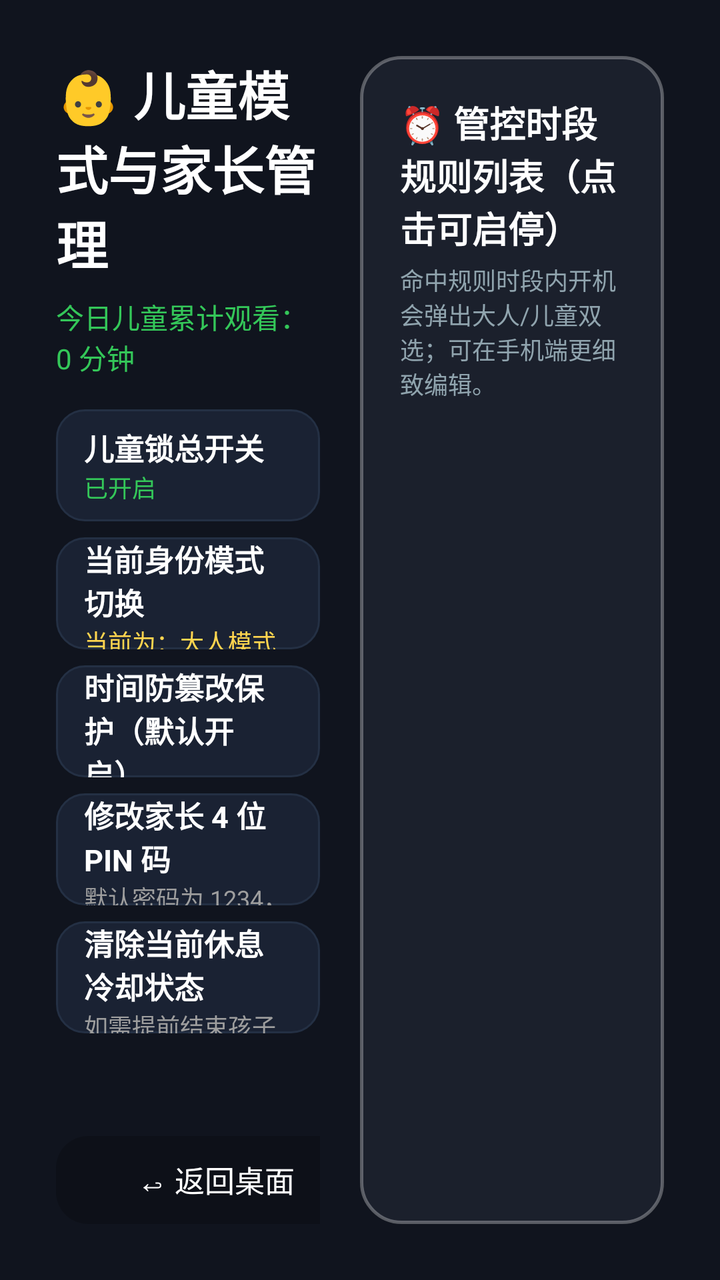
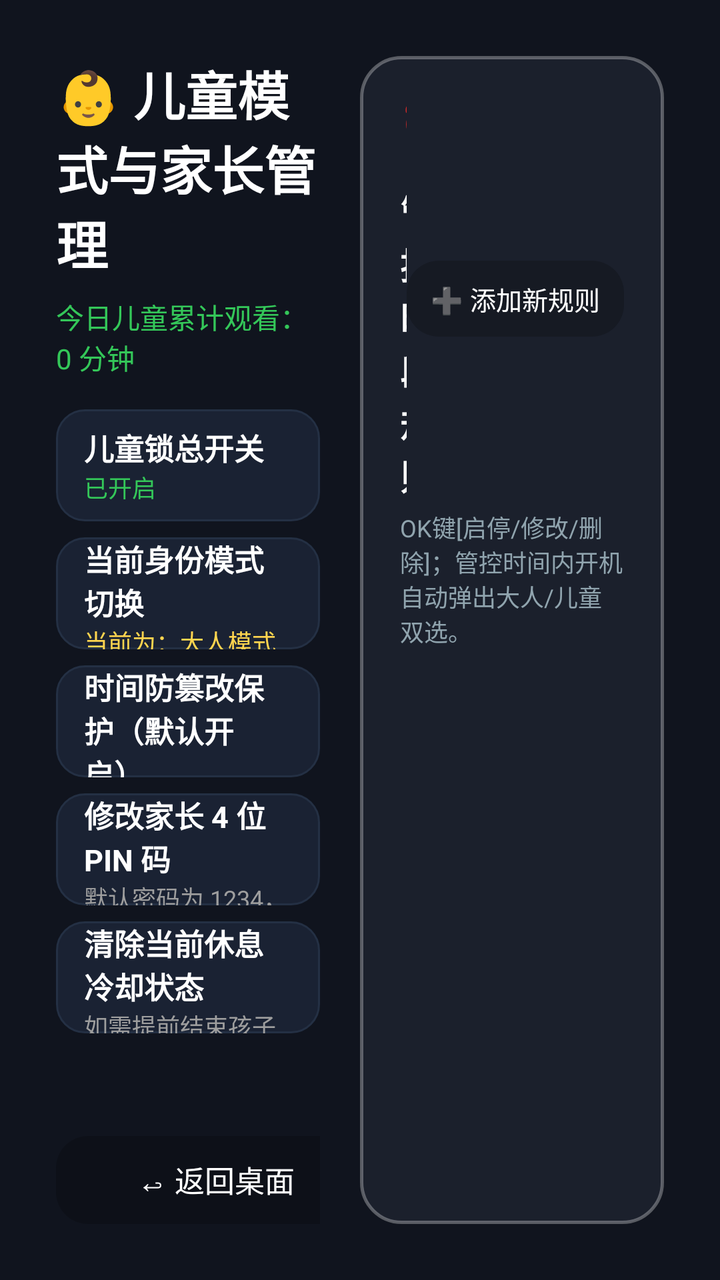

Two renders of the same Android screen: before a commit and after it. Below are the layout's source before the change and the commit's diff.
<!-- AndroidManifest.xml: activity theme android:Theme.NoTitleBar.Fullscreen -->
<!-- res/layout/activity_child_lock_settings.xml -->
<?xml version="1.0" encoding="utf-8"?>
<LinearLayout xmlns:android="http://schemas.android.com/apk/res/android"
    android:layout_width="match_parent"
    android:layout_height="match_parent"
    android:background="#FF10141E"
    android:orientation="horizontal"
    android:padding="28dp">

    
    <LinearLayout
        android:layout_width="0dp"
        android:layout_height="match_parent"
        android:layout_weight="1"
        android:orientation="vertical"
        android:paddingEnd="20dp">

        <TextView
            android:layout_width="wrap_content"
            android:layout_height="wrap_content"
            android:text="👶 儿童模式与家长管理"
            android:textColor="#FFFFFFFF"
            android:textSize="26sp"
            android:textStyle="bold" />

        <TextView
            android:id="@+id/tv_today_watched"
            android:layout_width="wrap_content"
            android:layout_height="wrap_content"
            android:layout_marginTop="8dp"
            android:text="今日儿童累计观看：0 分钟"
            android:textColor="#34C759"
            android:textSize="14sp" />

        <ScrollView
            android:layout_width="match_parent"
            android:layout_height="0dp"
            android:layout_marginTop="16dp"
            android:layout_weight="1"
            android:scrollbars="none">

            <LinearLayout
                android:layout_width="match_parent"
                android:layout_height="wrap_content"
                android:orientation="vertical">

                
                <LinearLayout
                    android:id="@+id/row_master_switch"
                    android:layout_width="match_parent"
                    android:layout_height="56dp"
                    android:background="@drawable/settings_row_bg"
                    android:focusable="true"
                    android:gravity="center_vertical"
                    android:orientation="vertical"
                    android:paddingStart="14dp"
                    android:paddingEnd="14dp"
                    android:layout_marginBottom="8dp">

                    <TextView
                        android:layout_width="wrap_content"
                        android:layout_height="wrap_content"
                        android:text="儿童锁总开关"
                        android:textColor="#FFFFFFFF"
                        android:textSize="15sp"
                        android:textStyle="bold" />

                    <TextView
                        android:id="@+id/tv_master_switch_status"
                        android:layout_width="wrap_content"
                        android:layout_height="wrap_content"
                        android:text="已开启"
                        android:textColor="#34C759"
                        android:textSize="12sp" />
                </LinearLayout>

                
                <LinearLayout
                    android:id="@+id/row_switch_mode"
                    android:layout_width="match_parent"
                    android:layout_height="56dp"
                    android:background="@drawable/settings_row_bg"
                    android:focusable="true"
                    android:gravity="center_vertical"
                    android:orientation="vertical"
                    android:paddingStart="14dp"
                    android:paddingEnd="14dp"
                    android:layout_marginBottom="8dp">

                    <TextView
                        android:layout_width="wrap_content"
                        android:layout_height="wrap_content"
                        android:text="当前身份模式切换"
                        android:textColor="#FFFFFFFF"
                        android:textSize="15sp"
                        android:textStyle="bold" />

                    <TextView
                        android:id="@+id/tv_current_mode_status"
                        android:layout_width="wrap_content"
                        android:layout_height="wrap_content"
                        android:text="当前为：大人模式"
                        android:textColor="#FFD54F"
                        android:textSize="12sp" />
                </LinearLayout>

                
                <LinearLayout
                    android:id="@+id/row_anti_tamper"
                    android:layout_width="match_parent"
                    android:layout_height="56dp"
                    android:background="@drawable/settings_row_bg"
                    android:focusable="true"
                    android:gravity="center_vertical"
                    android:orientation="vertical"
                    android:paddingStart="14dp"
                    android:paddingEnd="14dp"
                    android:layout_marginBottom="8dp">

                    <TextView
                        android:layout_width="wrap_content"
                        android:layout_height="wrap_content"
                        android:text="时间防篡改保护（默认开启）"
                        android:textColor="#FFFFFFFF"
                        android:textSize="15sp"
                        android:textStyle="bold" />

                    <TextView
                        android:id="@+id/tv_anti_tamper_status"
                        android:layout_width="wrap_content"
                        android:layout_height="wrap_content"
                        android:text="已开启（检测时间被回拨强制锁屏）"
                        android:textColor="#34C759"
                        android:textSize="12sp" />
                </LinearLayout>

                
                <LinearLayout
                    android:id="@+id/row_change_password"
                    android:layout_width="match_parent"
                    android:layout_height="56dp"
                    android:background="@drawable/settings_row_bg"
                    android:focusable="true"
                    android:gravity="center_vertical"
                    android:orientation="vertical"
                    android:paddingStart="14dp"
                    android:paddingEnd="14dp"
                    android:layout_marginBottom="8dp">

                    <TextView
                        android:layout_width="wrap_content"
                        android:layout_height="wrap_content"
                        android:text="修改家长 4 位 PIN 码"
                        android:textColor="#FFFFFFFF"
                        android:textSize="15sp"
                        android:textStyle="bold" />

                    <TextView
                        android:layout_width="wrap_content"
                        android:layout_height="wrap_content"
                        android:text="默认密码为 1234，点击修改"
                        android:textColor="#9E9E9E"
                        android:textSize="12sp" />
                </LinearLayout>

                
                <LinearLayout
                    android:id="@+id/row_reset_cooldown"
                    android:layout_width="match_parent"
                    android:layout_height="56dp"
                    android:background="@drawable/settings_row_bg"
                    android:focusable="true"
                    android:gravity="center_vertical"
                    android:orientation="vertical"
                    android:paddingStart="14dp"
                    android:paddingEnd="14dp"
                    android:layout_marginBottom="8dp">

                    <TextView
                        android:layout_width="wrap_content"
                        android:layout_height="wrap_content"
                        android:text="清除当前休息冷却状态"
                        android:textColor="#FFFFFFFF"
                        android:textSize="15sp"
                        android:textStyle="bold" />

                    <TextView
                        android:layout_width="wrap_content"
                        android:layout_height="wrap_content"
                        android:text="如需提前结束孩子休息时间可点此"
                        android:textColor="#9E9E9E"
                        android:textSize="12sp" />
                </LinearLayout>

            </LinearLayout>
        </ScrollView>

        <Button
            android:id="@+id/btn_close_settings"
            android:layout_width="160dp"
            android:layout_height="44dp"
            android:layout_marginTop="8dp"
            android:background="@drawable/emotn_card_bg"
            android:text="↩ 返回桌面"
            android:textColor="#FFFFFFFF"
            android:textSize="15sp"
            android:focusable="true" />
    </LinearLayout>

    
    <LinearLayout
        android:layout_width="0dp"
        android:layout_height="match_parent"
        android:layout_weight="1"
        android:orientation="vertical"
        android:background="@drawable/bg_menu_bubble"
        android:padding="20dp">

        <TextView
            android:layout_width="wrap_content"
            android:layout_height="wrap_content"
            android:text="⏰ 管控时段规则列表（点击可启停）"
            android:textColor="#FFFFFFFF"
            android:textSize="18sp"
            android:textStyle="bold" />

        <TextView
            android:layout_width="wrap_content"
            android:layout_height="wrap_content"
            android:layout_marginTop="4dp"
            android:text="命中规则时段内开机会弹出大人/儿童双选；可在手机端更细致编辑。"
            android:textColor="#90A4AE"
            android:textSize="12sp" />

        <ScrollView
            android:layout_width="match_parent"
            android:layout_height="0dp"
            android:layout_marginTop="14dp"
            android:layout_weight="1">

            <LinearLayout
                android:id="@+id/layout_rules_container"
                android:layout_width="match_parent"
                android:layout_height="wrap_content"
                android:orientation="vertical" />
        </ScrollView>
    </LinearLayout>

</LinearLayout>
<!-- resources referenced by this layout -->
<resources>
  <!-- drawable bg_menu_bubble (drawable) -->
  <?xml version="1.0" encoding="utf-8"?>
  <shape xmlns:android="http://schemas.android.com/apk/res/android"
      android:shape="rectangle">
      <solid android:color="#E61C222E" />
      <corners android:radius="20dp" />
      <stroke android:width="1.5dp" android:color="#4DFFFFFF" />
  </shape>
  <!-- drawable emotn_card_bg (drawable) -->
  <?xml version="1.0" encoding="utf-8"?>
  <selector xmlns:android="http://schemas.android.com/apk/res/android">
      <item android:state_focused="true">
          <shape android:shape="rectangle">
              <solid android:color="#FFFFFFFF" />
              <corners android:radius="16dp" />
              <stroke android:width="3dp" android:color="#FFFFFFFF" />
          </shape>
      </item>
      <item>
          <shape android:shape="rectangle">
              <solid android:color="#33000000" />
              <corners android:radius="16dp" />
          </shape>
      </item>
  </selector>
  <!-- drawable settings_row_bg (drawable) -->
  <?xml version="1.0" encoding="utf-8"?>
  <selector xmlns:android="http://schemas.android.com/apk/res/android">
      <item android:state_focused="true">
          <shape android:shape="rectangle">
              <solid android:color="#2A3B54" />
              <corners android:radius="14dp" />
              <stroke android:width="3dp" android:color="#FFFFFFFF" />
          </shape>
      </item>
      <item>
          <shape android:shape="rectangle">
              <solid android:color="#1A2233" />
              <corners android:radius="14dp" />
              <stroke android:width="1dp" android:color="#243044" />
          </shape>
      </item>
  </selector>
</resources>

<!-- the commit's change to res/layout/activity_child_lock_settings.xml (unified diff, before → after) -->
@@ -215,19 +215,39 @@
         android:background="@drawable/bg_menu_bubble"
         android:padding="20dp">
 
+        <LinearLayout
+            android:layout_width="match_parent"
+            android:layout_height="wrap_content"
+            android:orientation="horizontal"
+            android:gravity="center_vertical">
+
+            <TextView
+                android:layout_width="0dp"
+                android:layout_height="wrap_content"
+                android:layout_weight="1"
+                android:text="⏰ 管控时段规则"
+                android:textColor="#FFFFFFFF"
+                android:textSize="18sp"
+                android:textStyle="bold" />
+
+            <Button
+                android:id="@+id/btn_add_rule"
+                android:layout_width="wrap_content"
+                android:layout_height="38dp"
+                android:background="@drawable/emotn_card_bg"
+                android:text="➕ 添加新规则"
+                android:textColor="#FFFFFFFF"
+                android:textSize="13sp"
+                android:paddingStart="12dp"
+                android:paddingEnd="12dp"
+                android:focusable="true" />
+        </LinearLayout>
+
         <TextView
             android:layout_width="wrap_content"
             android:layout_height="wrap_content"
-            android:text="⏰ 管控时段规则列表（点击可启停）"
-            android:textColor="#FFFFFFFF"
-            android:textSize="18sp"
-            android:textStyle="bold" />
-
-        <TextView
-            android:layout_width="wrap_content"
-            android:layout_height="wrap_content"
             android:layout_marginTop="4dp"
-            android:text="命中规则时段内开机会弹出大人/儿童双选；可在手机端更细致编辑。"
+            android:text="OK键[启停/修改/删除]；管控时间内开机自动弹出大人/儿童双选。"
             android:textColor="#90A4AE"
             android:textSize="12sp" />
 
